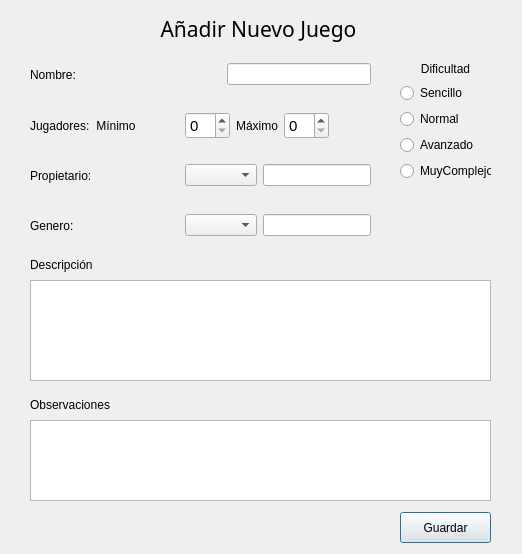
Old version of the form UiDialogAddJuego.ui in the repository arlumno/DI-BibliotecaJuegos.
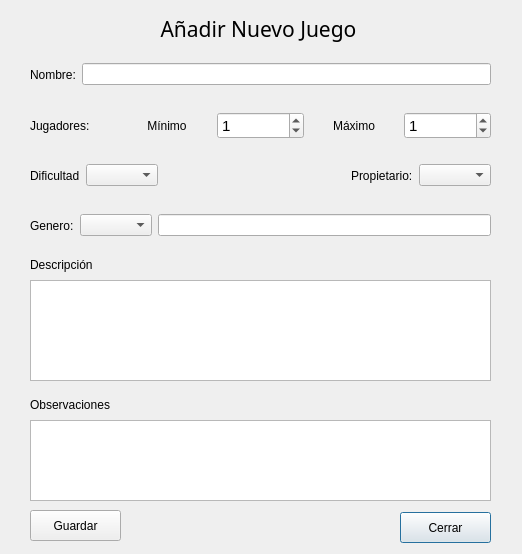
New version of the form.

The edit to the form file:
```diff
--- a/UiDialogAddJuego.ui
+++ b/UiDialogAddJuego.ui
@@ -70,7 +70,7 @@
     <rect>
      <x>30</x>
      <y>210</y>
-     <width>341</width>
+     <width>461</width>
      <height>31</height>
     </rect>
    </property>
@@ -86,73 +86,10 @@
      </widget>
     </item>
     <item>
-     <spacer name="horizontalSpacer_4">
-      <property name="orientation">
-       <enum>Qt::Horizontal</enum>
-      </property>
-      <property name="sizeHint" stdset="0">
-       <size>
-        <width>40</width>
-        <height>20</height>
-       </size>
-      </property>
-     </spacer>
+     <widget class="QComboBox" name="cbGenero"/>
     </item>
     <item>
-     <widget class="QComboBox" name="comboBox_6"/>
-    </item>
-    <item>
-     <widget class="QLineEdit" name="lineEdit_4"/>
-    </item>
-   </layout>
-  </widget>
-  <widget class="QWidget" name="verticalLayoutWidget">
-   <property name="geometry">
-    <rect>
-     <x>400</x>
-     <y>60</y>
-     <width>91</width>
-     <height>121</height>
-    </rect>
-   </property>
-   <layout class="QVBoxLayout" name="verticalLayout">
-    <item>
-     <widget class="QLabel" name="label_10">
-      <property name="text">
-       <string>Dificultad</string>
-      </property>
-      <property name="alignment">
-       <set>Qt::AlignCenter</set>
-      </property>
-     </widget>
-    </item>
-    <item>
-     <widget class="QRadioButton" name="radioButton">
-      <property name="text">
-       <string>Sencillo</string>
-      </property>
-     </widget>
-    </item>
-    <item>
-     <widget class="QRadioButton" name="radioButton_3">
-      <property name="text">
-       <string>Normal</string>
-      </property>
-     </widget>
-    </item>
-    <item>
-     <widget class="QRadioButton" name="radioButton_4">
-      <property name="text">
-       <string>Avanzado</string>
-      </property>
-     </widget>
-    </item>
-    <item>
-     <widget class="QRadioButton" name="radioButton_5">
-      <property name="text">
-       <string>MuyComplejo</string>
-      </property>
-     </widget>
+     <widget class="QLineEdit" name="etGenero"/>
     </item>
    </layout>
   </widget>
@@ -161,11 +98,37 @@
     <rect>
      <x>30</x>
      <y>160</y>
-     <width>341</width>
+     <width>461</width>
      <height>31</height>
     </rect>
    </property>
    <layout class="QHBoxLayout" name="horizontalLayout_2">
+    <item>
+     <widget class="QLabel" name="label_19">
+      <property name="text">
+       <string>Dificultad</string>
+      </property>
+      <property name="alignment">
+       <set>Qt::AlignLeading|Qt::AlignLeft|Qt::AlignVCenter</set>
+      </property>
+     </widget>
+    </item>
+    <item>
+     <widget class="QComboBox" name="cbDificultad"/>
+    </item>
+    <item>
+     <spacer name="horizontalSpacer">
+      <property name="orientation">
+       <enum>Qt::Horizontal</enum>
+      </property>
+      <property name="sizeHint" stdset="0">
+       <size>
+        <width>40</width>
+        <height>20</height>
+       </size>
+      </property>
+     </spacer>
+    </item>
     <item>
      <widget class="QLabel" name="label_13">
       <property name="text">
@@ -177,23 +140,7 @@
      </widget>
     </item>
     <item>
-     <spacer name="horizontalSpacer_3">
-      <property name="orientation">
-       <enum>Qt::Horizontal</enum>
-      </property>
-      <property name="sizeHint" stdset="0">
-       <size>
-        <width>40</width>
-        <height>20</height>
-       </size>
-      </property>
-     </spacer>
-    </item>
-    <item>
-     <widget class="QComboBox" name="comboBox_5"/>
-    </item>
-    <item>
-     <widget class="QLineEdit" name="lineEdit_3"/>
+     <widget class="QComboBox" name="cbPropietario"/>
     </item>
    </layout>
   </widget>
@@ -202,7 +149,7 @@
     <rect>
      <x>30</x>
      <y>59</y>
-     <width>341</width>
+     <width>461</width>
      <height>31</height>
     </rect>
    </property>
@@ -218,20 +165,7 @@
      </widget>
     </item>
     <item>
-     <spacer name="horizontalSpacer_5">
-      <property name="orientation">
-       <enum>Qt::Horizontal</enum>
-      </property>
-      <property name="sizeHint" stdset="0">
-       <size>
-        <width>40</width>
-        <height>20</height>
-       </size>
-      </property>
-     </spacer>
-    </item>
-    <item>
-     <widget class="QLineEdit" name="lineEdit_2"/>
+     <widget class="QLineEdit" name="etNombre"/>
     </item>
    </layout>
   </widget>
@@ -240,7 +174,7 @@
     <rect>
      <x>30</x>
      <y>110</y>
-     <width>341</width>
+     <width>461</width>
      <height>31</height>
     </rect>
    </property>
@@ -265,19 +199,6 @@
       </property>
      </widget>
     </item>
-    <item>
-     <spacer name="horizontalSpacer_2">
-      <property name="orientation">
-       <enum>Qt::Horizontal</enum>
-      </property>
-      <property name="sizeHint" stdset="0">
-       <size>
-        <width>40</width>
-        <height>20</height>
-       </size>
-      </property>
-     </spacer>
-    </item>
     <item>
      <widget class="QSpinBox" name="sbMinJugadores">
       <property name="font">
@@ -285,6 +206,9 @@
         <pointsize>11</pointsize>
        </font>
       </property>
+      <property name="value">
+       <number>1</number>
+      </property>
      </widget>
     </item>
     <item>
@@ -304,21 +228,11 @@
         <pointsize>11</pointsize>
        </font>
       </property>
+      <property name="value">
+       <number>1</number>
+      </property>
      </widget>
     </item>
-    <item>
-     <spacer name="horizontalSpacer">
-      <property name="orientation">
-       <enum>Qt::Horizontal</enum>
-      </property>
-      <property name="sizeHint" stdset="0">
-       <size>
-        <width>40</width>
-        <height>20</height>
-       </size>
-      </property>
-     </spacer>
-    </item>
    </layout>
   </widget>
   <widget class="QLabel" name="label_8">
@@ -351,6 +265,19 @@
     <rect>
      <x>400</x>
      <y>512</y>
+     <width>91</width>
+     <height>31</height>
+    </rect>
+   </property>
+   <property name="text">
+    <string>Cerrar</string>
+   </property>
+  </widget>
+  <widget class="QPushButton" name="bGuardar">
+   <property name="geometry">
+    <rect>
+     <x>30</x>
+     <y>510</y>
      <width>91</width>
      <height>31</height>
     </rect>
```
Left out of the diff: 8 changed lines with no effect on the pictures.
